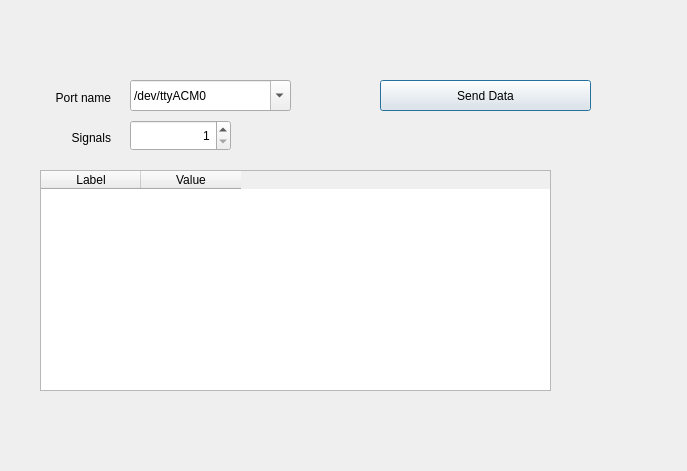
robertobucher/pysimCoder, file BlockEditor/pyParams.ui: the form before one commit.
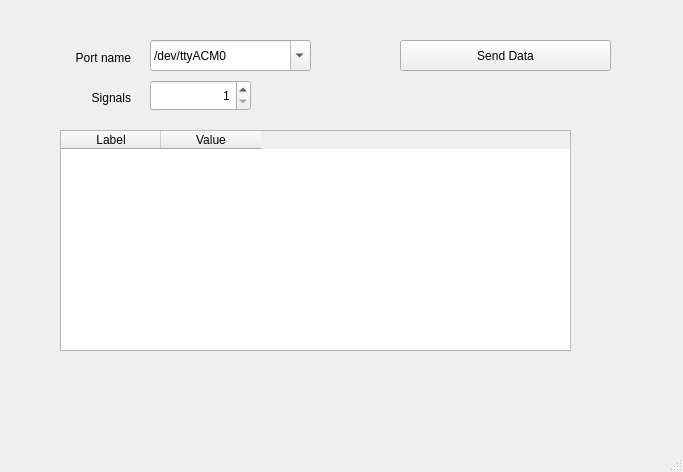
The form after the commit.

What changed in the file:
```diff
--- a/BlockEditor/pyParams.ui
+++ b/BlockEditor/pyParams.ui
@@ -1,90 +1,24 @@
 <?xml version="1.0" encoding="UTF-8"?>
 <ui version="4.0">
- <class>Dialog</class>
- <widget class="QDialog" name="Dialog">
+ <class>MainWindow</class>
+ <widget class="QMainWindow" name="MainWindow">
   <property name="geometry">
    <rect>
     <x>0</x>
     <y>0</y>
-    <width>687</width>
-    <height>471</height>
+    <width>683</width>
+    <height>472</height>
    </rect>
   </property>
-  <property name="sizePolicy">
-   <sizepolicy hsizetype="Fixed" vsizetype="Fixed">
-    <horstretch>0</horstretch>
-    <verstretch>0</verstretch>
-   </sizepolicy>
-  </property>
   <property name="windowTitle">
    <string>Dialog</string>
   </property>
-  <widget class="QLabel" name="label">
-   <property name="geometry">
-    <rect>
-     <x>0</x>
-     <y>90</y>
-     <width>111</width>
-     <height>16</height>
-    </rect>
-   </property>
-   <property name="text">
-    <string>Port name</string>
-   </property>
-   <property name="alignment">
-    <set>Qt::AlignRight|Qt::AlignTrailing|Qt::AlignVCenter</set>
-   </property>
-  </widget>
-  <widget class="QLabel" name="label_2">
-   <property name="geometry">
-    <rect>
-     <x>0</x>
-     <y>130</y>
-     <width>111</width>
-     <height>16</height>
-    </rect>
-   </property>
-   <property name="text">
-    <string>Signals</string>
-   </property>
-   <property name="alignment">
-    <set>Qt::AlignRight|Qt::AlignTrailing|Qt::AlignVCenter</set>
-   </property>
-  </widget>
-  <widget class="QPushButton" name="pbSendData">
-   <property name="geometry">
-    <rect>
-     <x>380</x>
-     <y>80</y>
-     <width>211</width>
-     <height>31</height>
-    </rect>
-   </property>
-   <property name="text">
-    <string>Send Data</string>
-   </property>
-  </widget>
-  <widget class="QSpinBox" name="sbNsig">
-   <property name="geometry">
-    <rect>
-     <x>130</x>
-     <y>120</y>
-     <width>101</width>
-     <height>31</height>
-    </rect>
-   </property>
-   <property name="alignment">
-    <set>Qt::AlignRight|Qt::AlignTrailing|Qt::AlignVCenter</set>
-   </property>
-   <property name="minimum">
-    <number>1</number>
-   </property>
-  </widget>
+  <widget class="QWidget" name="centralwidget">
   <widget class="QComboBox" name="devCbBox">
    <property name="geometry">
     <rect>
-     <x>130</x>
-     <y>80</y>
+      <x>150</x>
+      <y>40</y>
      <width>161</width>
      <height>31</height>
     </rect>
@@ -111,11 +45,24 @@
     </property>
    </item>
   </widget>
+   <widget class="QPushButton" name="pbSendData">
+    <property name="geometry">
+     <rect>
+      <x>400</x>
+      <y>40</y>
+      <width>211</width>
+      <height>31</height>
+     </rect>
+    </property>
+    <property name="text">
+     <string>Send Data</string>
+    </property>
+   </widget>
   <widget class="QTableWidget" name="valuesTab">
    <property name="geometry">
     <rect>
-     <x>40</x>
-     <y>170</y>
+      <x>60</x>
+      <y>130</y>
      <width>511</width>
      <height>221</height>
     </rect>
@@ -131,6 +78,66 @@
     </property>
    </column>
   </widget>
+   <widget class="QLabel" name="label">
+    <property name="geometry">
+     <rect>
+      <x>20</x>
+      <y>50</y>
+      <width>111</width>
+      <height>16</height>
+     </rect>
+    </property>
+    <property name="text">
+     <string>Port name</string>
+    </property>
+    <property name="alignment">
+     <set>Qt::AlignmentFlag::AlignRight|Qt::AlignmentFlag::AlignTrailing|Qt::AlignmentFlag::AlignVCenter</set>
+    </property>
+   </widget>
+   <widget class="QSpinBox" name="sbNsig">
+    <property name="geometry">
+     <rect>
+      <x>150</x>
+      <y>80</y>
+      <width>101</width>
+      <height>31</height>
+     </rect>
+    </property>
+    <property name="alignment">
+     <set>Qt::AlignmentFlag::AlignRight|Qt::AlignmentFlag::AlignTrailing|Qt::AlignmentFlag::AlignVCenter</set>
+    </property>
+    <property name="minimum">
+     <number>1</number>
+    </property>
+   </widget>
+   <widget class="QLabel" name="label_2">
+    <property name="geometry">
+     <rect>
+      <x>20</x>
+      <y>90</y>
+      <width>111</width>
+      <height>16</height>
+     </rect>
+    </property>
+    <property name="text">
+     <string>Signals</string>
+    </property>
+    <property name="alignment">
+     <set>Qt::AlignmentFlag::AlignRight|Qt::AlignmentFlag::AlignTrailing|Qt::AlignmentFlag::AlignVCenter</set>
+    </property>
+   </widget>
+  </widget>
+  <widget class="QMenuBar" name="menubar">
+   <property name="geometry">
+    <rect>
+     <x>0</x>
+     <y>0</y>
+     <width>683</width>
+     <height>23</height>
+    </rect>
+   </property>
+  </widget>
+  <widget class="QStatusBar" name="statusbar"/>
  </widget>
  <resources/>
  <connections/>
```
Left out of the diff: 2 changed lines with no effect on the pictures. Lines whose indentation alone changed are shown as unchanged.
